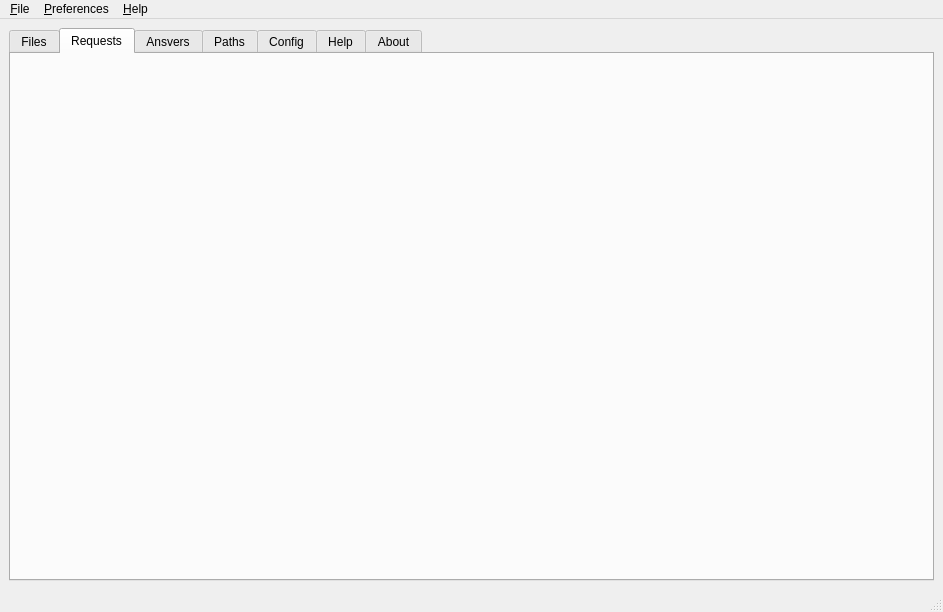
First picture: the form in SearchEngineGUI/mainwindow.ui, repository kapsimus/Search_engine, before the edit.
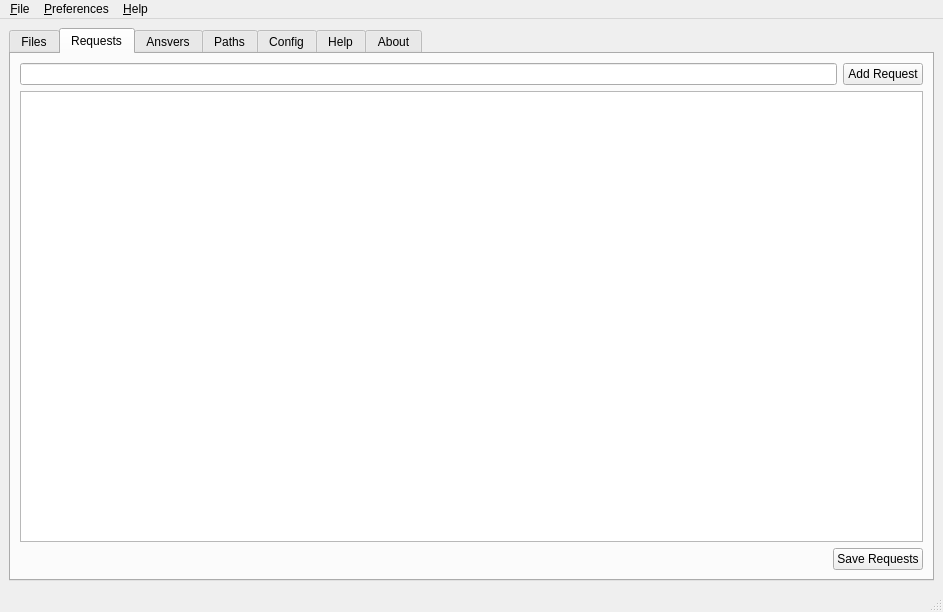
Second picture: the form after the edit. The open tabs and pages were chosen to show the change.

Commit message: перенёс конекты из main в mainwindow, добавил элементы управления в request

```diff
--- a/SearchEngineGUI/mainwindow.ui
+++ b/SearchEngineGUI/mainwindow.ui
@@ -204,6 +204,53 @@
        <attribute name="title">
         <string>Requests</string>
        </attribute>
+       <layout class="QGridLayout" name="gridLayout_8">
+        <item row="0" column="0" rowspan="2">
+         <layout class="QVBoxLayout" name="vlRequests">
+          <item>
+           <layout class="QHBoxLayout" name="horizontalLayout">
+            <item>
+             <widget class="QLineEdit" name="leRequest"/>
+            </item>
+            <item>
+             <widget class="QPushButton" name="pbAddRequest">
+              <property name="text">
+               <string>Add Request</string>
+              </property>
+             </widget>
+            </item>
+           </layout>
+          </item>
+          <item>
+           <widget class="QListView" name="lvRequest"/>
+          </item>
+          <item>
+           <layout class="QHBoxLayout" name="horizontalLayout_5">
+            <item>
+             <spacer name="horizontalSpacer_4">
+              <property name="orientation">
+               <enum>Qt::Horizontal</enum>
+              </property>
+              <property name="sizeHint" stdset="0">
+               <size>
+                <width>40</width>
+                <height>20</height>
+               </size>
+              </property>
+             </spacer>
+            </item>
+            <item>
+             <widget class="QPushButton" name="pbSaveRequests">
+              <property name="text">
+               <string>Save Requests</string>
+              </property>
+             </widget>
+            </item>
+           </layout>
+          </item>
+         </layout>
+        </item>
+       </layout>
       </widget>
       <widget class="QWidget" name="tabAnsvers">
        <attribute name="title">
```
Left out of the diff: 2 changed lines with no effect on the pictures. The commit also changes 12 other files.
